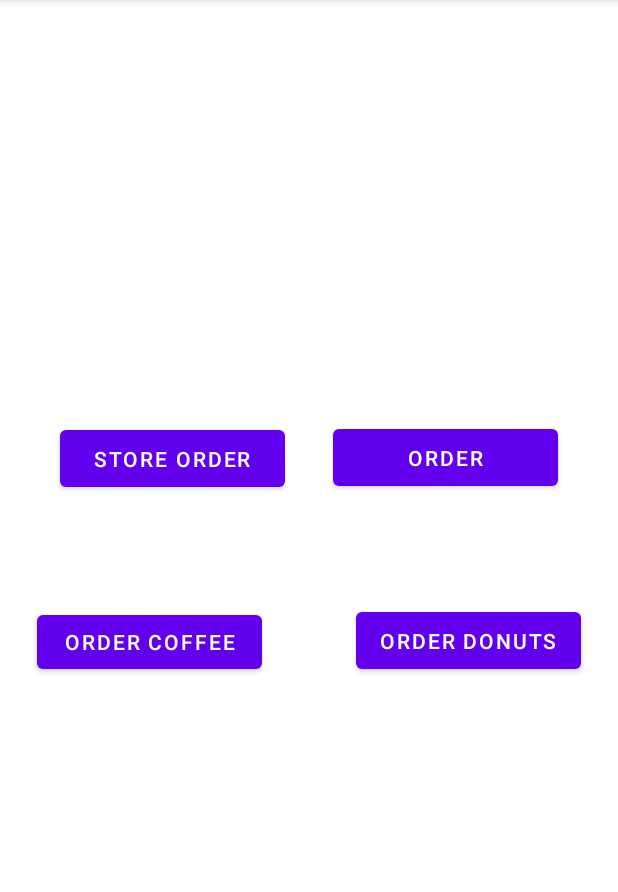
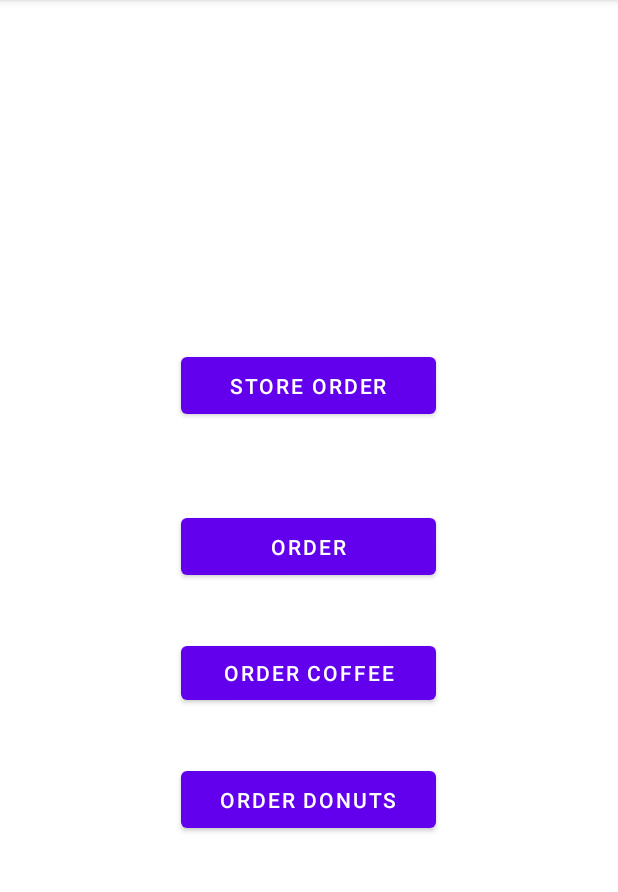
Before and after one commit to misalikesducks/RU_Cafe_Android, an Android app: the screen it shows after launch (MainActivity), on a phone screen of 412 x 824 dp, the part 84-976 px from its top. Run offline under Robolectric (Android 15) with nearby library versions, the phone set to English and light mode, and no system bars.

Commit message:
update xmls - tiffany

```diff
--- a/app/src/main/res/layout/activity_current_order.xml
+++ b/app/src/main/res/layout/activity_current_order.xml
@@ -45,7 +45,6 @@
         android:layout_marginTop="29dp"
         android:layout_marginEnd="133dp"
         android:layout_marginRight="133dp"
-        android:text="TextView"
         app:layout_constraintEnd_toEndOf="parent"
         app:layout_constraintStart_toEndOf="@+id/subTotalTextView"
         app:layout_constraintTop_toBottomOf="@+id/placeOrderButton" />
@@ -73,7 +72,6 @@
         android:layout_marginTop="14dp"
         android:layout_marginEnd="133dp"
         android:layout_marginRight="133dp"
-        android:text="TextView"
         app:layout_constraintEnd_toEndOf="parent"
         app:layout_constraintStart_toEndOf="@+id/totalTxtView"
         app:layout_constraintTop_toBottomOf="@+id/salesTaxDisplayTextView" />
@@ -115,7 +113,6 @@
         android:layout_marginTop="16dp"
         android:layout_marginEnd="133dp"
         android:layout_marginRight="133dp"
-        android:text="TextView"
         app:layout_constraintEnd_toEndOf="parent"
         app:layout_constraintStart_toEndOf="@+id/salesTaxTextView"
         app:layout_constraintTop_toBottomOf="@+id/subtotalDisplayTextView" />
@@ -134,19 +131,4 @@
         app:layout_constraintTop_toTopOf="parent"
         android:choiceMode="singleChoice"/>
 
-    <TextView
-        android:id="@+id/labelTextView"
-        android:layout_width="wrap_content"
-        android:layout_height="wrap_content"
-        android:layout_marginStart="27dp"
-        android:layout_marginLeft="27dp"
-        android:layout_marginTop="8dp"
-        android:layout_marginEnd="245dp"
-        android:layout_marginRight="245dp"
-        android:text="@string/select_instruction"
-        app:layout_constraintEnd_toEndOf="parent"
-        app:layout_constraintHorizontal_bias="1.0"
-        app:layout_constraintStart_toStartOf="parent"
-        app:layout_constraintTop_toBottomOf="@+id/orderDisplayListView" />
-
 </androidx.constraintlayout.widget.ConstraintLayout>
--- a/app/src/main/res/layout/activity_main.xml
+++ b/app/src/main/res/layout/activity_main.xml
@@ -7,71 +7,69 @@
     tools:context=".MainActivity">
 
     <Button
+        android:id="@+id/currentOrderButton"
+        android:layout_width="170dp"
+        android:layout_height="50dp"
+        android:layout_marginStart="130dp"
+        android:layout_marginLeft="130dp"
+        android:layout_marginTop="210dp"
+        android:layout_marginEnd="131dp"
+        android:layout_marginRight="131dp"
+        android:layout_marginBottom="35dp"
+        android:onClick="loadCurrentOrder"
+        android:text="@string/store_order"
+        app:layout_constraintBottom_toTopOf="@+id/storeOrderButton"
+        app:layout_constraintEnd_toEndOf="parent"
+        app:layout_constraintStart_toStartOf="parent"
+        app:layout_constraintTop_toTopOf="parent"
+        tools:ignore="MissingConstraints" />
+
+    <Button
+        android:id="@+id/storeOrderButton"
+        android:layout_width="170dp"
+        android:layout_height="50dp"
+        android:layout_marginStart="130dp"
+        android:layout_marginLeft="130dp"
+        android:layout_marginEnd="131dp"
+        android:layout_marginRight="131dp"
+        android:layout_marginBottom="35dp"
+        android:onClick="loadStoreOrder"
+        android:text="@string/order"
+        app:layout_constraintBottom_toTopOf="@+id/coffeeButton"
+        app:layout_constraintEnd_toEndOf="parent"
+        app:layout_constraintStart_toStartOf="parent"
+        tools:ignore="MissingConstraints" />
+
+    <Button
         android:id="@+id/coffeeButton"
-        android:layout_width="150dp"
+        android:layout_width="170dp"
         android:layout_height="wrap_content"
-        android:layout_marginStart="40dp"
-        android:layout_marginLeft="40dp"
-        android:layout_marginEnd="31dp"
-        android:layout_marginRight="31dp"
-        android:layout_marginBottom="316dp"
+        android:layout_marginStart="130dp"
+        android:layout_marginLeft="130dp"
+        android:layout_marginEnd="131dp"
+        android:layout_marginRight="131dp"
+        android:layout_marginBottom="35dp"
         android:onClick="loadCoffee"
         android:text="@string/order_coffee"
-        app:layout_constraintBottom_toBottomOf="parent"
-        app:layout_constraintEnd_toStartOf="@+id/donutButton"
-        app:layout_constraintHorizontal_bias="1.0"
+        app:layout_constraintBottom_toTopOf="@+id/donutButton"
+        app:layout_constraintEnd_toEndOf="parent"
         app:layout_constraintStart_toStartOf="parent"
         tools:ignore="MissingConstraints" />
 
     <Button
         android:id="@+id/donutButton"
-        android:layout_width="150dp"
+        android:layout_width="170dp"
         android:layout_height="50dp"
-        android:layout_marginStart="31dp"
-        android:layout_marginLeft="31dp"
-        android:layout_marginEnd="40dp"
-        android:layout_marginRight="40dp"
-        android:layout_marginBottom="316dp"
+        android:layout_marginStart="130dp"
+        android:layout_marginLeft="130dp"
+        android:layout_marginEnd="131dp"
+        android:layout_marginRight="131dp"
+        android:layout_marginBottom="210dp"
         android:onClick="loadDonut"
         android:text="@string/order_donuts"
         app:layout_constraintBottom_toBottomOf="parent"
         app:layout_constraintEnd_toEndOf="parent"
-        app:layout_constraintStart_toEndOf="@+id/coffeeButton"
+        app:layout_constraintStart_toStartOf="parent"
         tools:ignore="MissingConstraints" />
 
-    <Button
-        android:id="@+id/storeOrderButton"
-        android:layout_width="150dp"
-        android:layout_height="50dp"
-        android:layout_marginTop="250dp"
-        android:layout_marginEnd="40dp"
-        android:layout_marginRight="40dp"
-        android:layout_marginBottom="10dp"
-        android:onClick="loadStoreOrder"
-        android:text="@string/order"
-        app:layout_constraintBottom_toTopOf="@+id/donutButton"
-        app:layout_constraintEnd_toEndOf="parent"
-        app:layout_constraintTop_toTopOf="parent"
-        app:layout_constraintVertical_bias="0.327"
-        tools:ignore="MissingConstraints" />
-
-    <Button
-        android:id="@+id/currentOrderButton"
-        android:layout_width="150dp"
-        android:layout_height="50dp"
-        android:layout_marginStart="40dp"
-        android:layout_marginLeft="40dp"
-        android:layout_marginTop="250dp"
-        android:layout_marginEnd="31dp"
-        android:layout_marginRight="31dp"
-        android:layout_marginBottom="10dp"
-        android:onClick="loadCurrentOrder"
-        android:text="@string/store_order"
-        app:layout_constraintBottom_toTopOf="@+id/coffeeButton"
-        app:layout_constraintEnd_toStartOf="@+id/storeOrderButton"
-        app:layout_constraintHorizontal_bias="0.0"
-        app:layout_constraintStart_toStartOf="parent"
-        app:layout_constraintTop_toTopOf="parent"
-        app:layout_constraintVertical_bias="0.323"
-        tools:ignore="MissingConstraints" />
 </androidx.constraintlayout.widget.ConstraintLayout>
--- a/app/src/main/res/layout/currorder_listitem.xml
+++ b/app/src/main/res/layout/currorder_listitem.xml
@@ -11,8 +11,8 @@
         android:layout_height="wrap_content"
         android:layout_marginLeft="10dp"
         android:layout_marginTop="5dp"
+        android:background="@drawable/list_select"
         android:padding="2dp"
-        android:textColor="#4d4d4d"
-        android:text="TextView"
-        android:background="@drawable/list_select"/>
+        android:text="@string/textview"
+        android:textColor="#4d4d4d" />
 </LinearLayout>
--- a/app/src/main/res/values/strings.xml
+++ b/app/src/main/res/values/strings.xml
@@ -73,7 +73,7 @@
     <string name="sales_tax">Sales Tax: </string>
     <string name="total">Total: </string>
     <string name="cancel">Cancel Order</string>
-    <string name= "select_instruction">Selection one at a time</string>
 
     <string name="price">$0.00</string>
+    <string name="textview">TextView</string>
 </resources>
```
